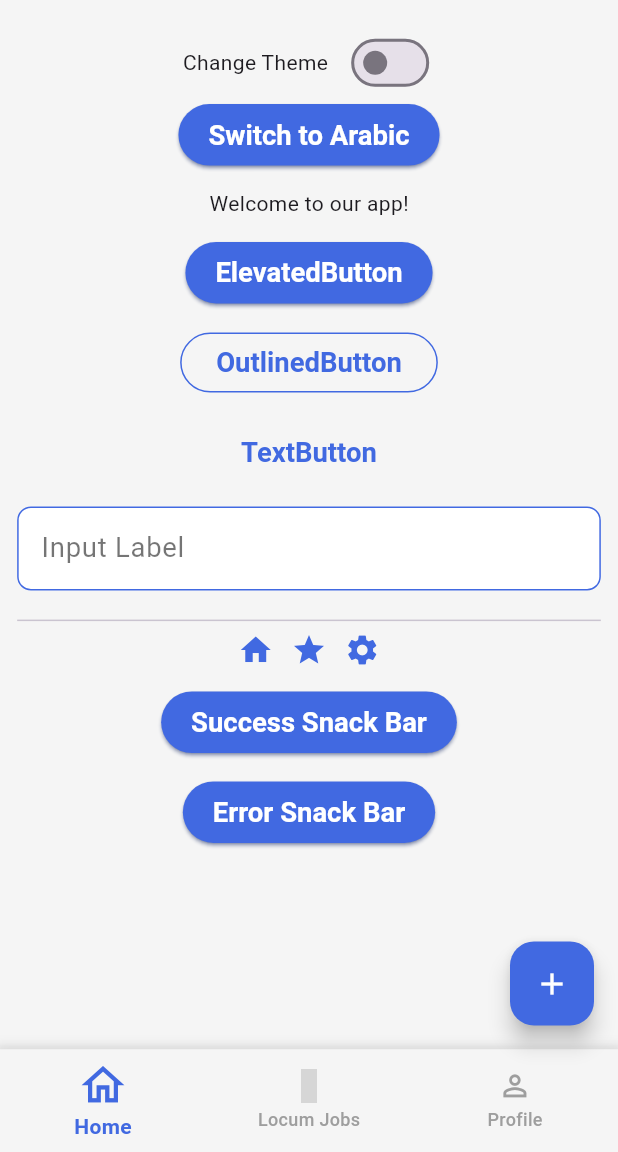
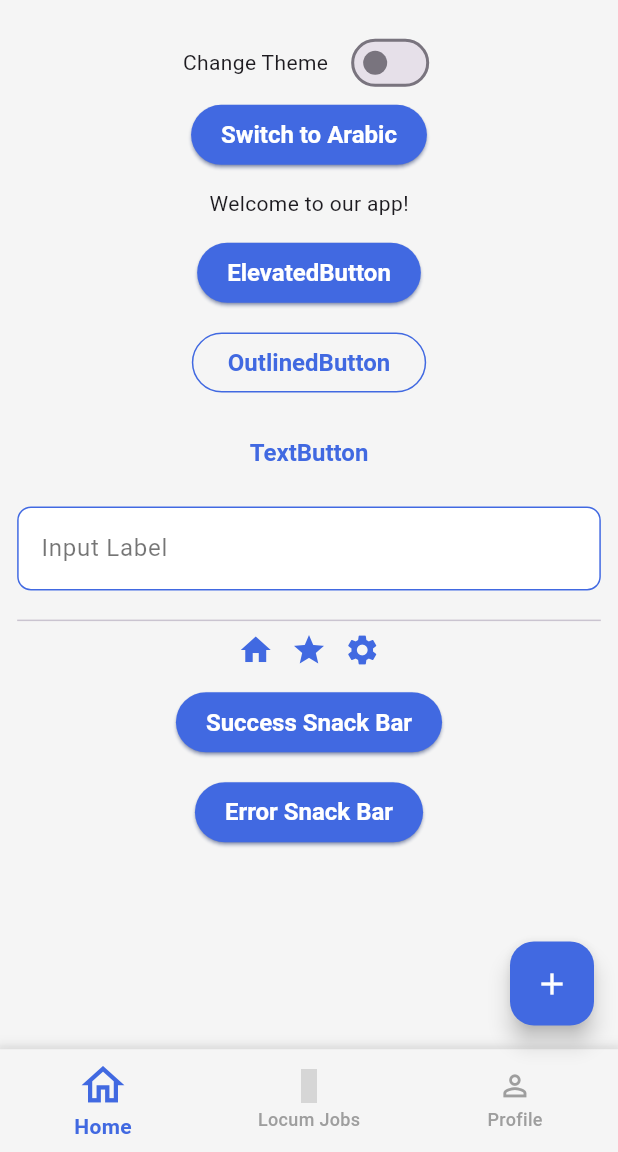
Before and after one commit to EslamKamel89/flutter_template, a Flutter app: the screen it shows after launch, on a phone screen of 412 x 824 dp, the part 84-1236 px from its top. Run offline on Flutter 3.47's test engine with Material 3 defaults, Android fonts, the phone set to English and light mode, and no system bars; our stand-ins replace cached_network_image, connectivity_plus, dio, easy_localization, flutter_animate, flutter_bloc and 7 more; grey boxes are pictures that could not be loaded.

```diff
--- a/lib/core/themes/themedata.dart
+++ b/lib/core/themes/themedata.dart
@@ -67,11 +67,11 @@ final ThemeData lightTheme = ThemeData(
   //   headline4: TextStyle(fontSize: 34, fontWeight: FontWeight.normal, color: Colors.black),
   //   headline5: TextStyle(fontSize: 24, fontWeight: FontWeight.normal, color: Colors.black),
   //   headline6: TextStyle(fontSize: 20, fontWeight: FontWeight.bold, color: Colors.black),
-  //   subtitle1: TextStyle(fontSize: 16.sp, fontWeight: FontWeight.normal, color: Colors.black),
-  //   subtitle2: TextStyle(fontSize: 14.sp, fontWeight: FontWeight.bold, color: Colors.black),
-  //   bodyText1: TextStyle(fontSize: 16.sp, fontWeight: FontWeight.normal, color: Colors.black87),
-  //   bodyText2: TextStyle(fontSize: 14.sp, fontWeight: FontWeight.normal, color: Colors.black87),
-  //   button: TextStyle(fontSize: 14.sp, fontWeight: FontWeight.bold, color: Colors.white),
+  //   subtitle1: TextStyle(fontSize: 16 , fontWeight: FontWeight.normal, color: Colors.black),
+  //   subtitle2: TextStyle(fontSize: 14 , fontWeight: FontWeight.bold, color: Colors.black),
+  //   bodyText1: TextStyle(fontSize: 16 , fontWeight: FontWeight.normal, color: Colors.black87),
+  //   bodyText2: TextStyle(fontSize: 14 , fontWeight: FontWeight.normal, color: Colors.black87),
+  //   button: TextStyle(fontSize: 14 , fontWeight: FontWeight.bold, color: Colors.white),
   //   caption: TextStyle(fontSize: 12, fontWeight: FontWeight.normal, color: Colors.black54),
   //   overline: TextStyle(fontSize: 10, fontWeight: FontWeight.normal, color: Colors.black54),
   // ),
@@ -83,20 +83,20 @@ final ThemeData lightTheme = ThemeData(
       foregroundColor: Colors.white, // Button text color
       shadowColor: lightClr.primaryColorDark, // Button shadow color
       padding: EdgeInsets.symmetric(horizontal: 20, vertical: 10),
-      textStyle: TextStyle(fontSize: 16.sp, fontWeight: FontWeight.bold),
+      textStyle: TextStyle(fontSize: 16 , fontWeight: FontWeight.bold),
     ),
   ),
   outlinedButtonTheme: OutlinedButtonThemeData(
     style: OutlinedButton.styleFrom(
       foregroundColor: lightClr.primaryColor, // Button text color
       side: BorderSide(color: lightClr.primaryColor), // Border color
-      textStyle: TextStyle(fontSize: 16.sp, fontWeight: FontWeight.bold),
+      textStyle: TextStyle(fontSize: 16 , fontWeight: FontWeight.bold),
     ),
   ),
   textButtonTheme: TextButtonThemeData(
     style: TextButton.styleFrom(
       foregroundColor: lightClr.primaryColor, // Text color
-      textStyle: TextStyle(fontSize: 16.sp, fontWeight: FontWeight.bold),
+      textStyle: TextStyle(fontSize: 16 , fontWeight: FontWeight.bold),
     ),
   ),
 
@@ -131,8 +131,8 @@ final ThemeData lightTheme = ThemeData(
       borderRadius: BorderRadius.all(Radius.circular(DesSys.borderRadiusMd)),
       borderSide: BorderSide(color: lightClr.primaryColorDark),
     ),
-    labelStyle: TextStyle(color: Colors.black54, fontSize: 16.sp),
-    hintStyle: TextStyle(color: Colors.black38, fontSize: 14.sp),
+    labelStyle: TextStyle(color: Colors.black54, fontSize: 16 ),
+    hintStyle: TextStyle(color: Colors.black38, fontSize: 14 ),
   ),
 
   // Divider
@@ -149,7 +149,7 @@ final ThemeData lightTheme = ThemeData(
   // SnackBar
   snackBarTheme: SnackBarThemeData(
     backgroundColor: lightClr.primaryColor,
-    contentTextStyle: TextStyle(color: Colors.white, fontSize: 16.sp),
+    contentTextStyle: TextStyle(color: Colors.white, fontSize: 16 ),
   ),
 
 // bottom navigatio bar theme
@@ -184,11 +184,11 @@ final ThemeData darkTheme = ThemeData(
   //   headline4: TextStyle(fontSize: 34, fontWeight: FontWeight.normal, color: Colors.white),
   //   headline5: TextStyle(fontSize: 24, fontWeight: FontWeight.normal, color: Colors.white),
   //   headline6: TextStyle(fontSize: 20, fontWeight: FontWeight.bold, color: Colors.white),
-  //   subtitle1: TextStyle(fontSize: 16.sp, fontWeight: FontWeight.normal, color: Colors.white70),
-  //   subtitle2: TextStyle(fontSize: 14.sp, fontWeight: FontWeight.bold, color: Colors.white70),
-  //   bodyText1: TextStyle(fontSize: 16.sp, fontWeight: FontWeight.normal, color: Colors.white70),
-  //   bodyText2: TextStyle(fontSize: 14.sp, fontWeight: FontWeight.normal, color: Colors.white70),
-  //   button: TextStyle(fontSize: 14.sp, fontWeight: FontWeight.bold, color: Colors.white),
+  //   subtitle1: TextStyle(fontSize: 16 , fontWeight: FontWeight.normal, color: Colors.white70),
+  //   subtitle2: TextStyle(fontSize: 14 , fontWeight: FontWeight.bold, color: Colors.white70),
+  //   bodyText1: TextStyle(fontSize: 16 , fontWeight: FontWeight.normal, color: Colors.white70),
+  //   bodyText2: TextStyle(fontSize: 14 , fontWeight: FontWeight.normal, color: Colors.white70),
+  //   button: TextStyle(fontSize: 14 , fontWeight: FontWeight.bold, color: Colors.white),
   //   caption: TextStyle(fontSize: 12, fontWeight: FontWeight.normal, color: Colors.white54),
   //   overline: TextStyle(fontSize: 10, fontWeight: FontWeight.normal, color: Colors.white54),
   // ),
@@ -200,20 +200,20 @@ final ThemeData darkTheme = ThemeData(
       foregroundColor: Colors.white, // Button text color
       shadowColor: darkClr.primaryColorDark, // Button shadow color
       padding: EdgeInsets.symmetric(horizontal: 20, vertical: 10),
-      textStyle: TextStyle(fontSize: 16.sp, fontWeight: FontWeight.bold),
+      textStyle: TextStyle(fontSize: 16 , fontWeight: FontWeight.bold),
     ),
   ),
   outlinedButtonTheme: OutlinedButtonThemeData(
     style: OutlinedButton.styleFrom(
       foregroundColor: darkClr.primaryColor, // Button text color
       side: BorderSide(color: darkClr.primaryColor), // Border color
-      textStyle: TextStyle(fontSize: 16.sp, fontWeight: FontWeight.bold),
+      textStyle: TextStyle(fontSize: 16 , fontWeight: FontWeight.bold),
     ),
   ),
   textButtonTheme: TextButtonThemeData(
     style: TextButton.styleFrom(
       foregroundColor: darkClr.primaryColor, // Text color
-      textStyle: TextStyle(fontSize: 16.sp, fontWeight: FontWeight.bold),
+      textStyle: TextStyle(fontSize: 16 , fontWeight: FontWeight.bold),
     ),
   ),
 
@@ -248,8 +248,8 @@ final ThemeData darkTheme = ThemeData(
       borderRadius: BorderRadius.all(Radius.circular(DesSys.borderRadiusMd)),
       borderSide: BorderSide(color: darkClr.primaryColorDark),
     ),
-    labelStyle: TextStyle(color: Colors.white70, fontSize: 16.sp),
-    hintStyle: TextStyle(color: Colors.white54, fontSize: 14.sp),
+    labelStyle: TextStyle(color: Colors.white70, fontSize: 16 ),
+    hintStyle: TextStyle(color: Colors.white54, fontSize: 14 ),
   ),
 
   // Divider
@@ -266,7 +266,7 @@ final ThemeData darkTheme = ThemeData(
   // SnackBar
   snackBarTheme: SnackBarThemeData(
     backgroundColor: darkClr.primaryColor,
-    contentTextStyle: TextStyle(color: Colors.white, fontSize: 16.sp),
+    contentTextStyle: TextStyle(color: Colors.white, fontSize: 16 ),
   ),
   // bottom navigatio bar theme
   bottomNavigationBarTheme: BottomNavigationBarThemeData(
```
Also changed, not shown: lib/core/widgets/table.dart (added, +125 -0 lines).
